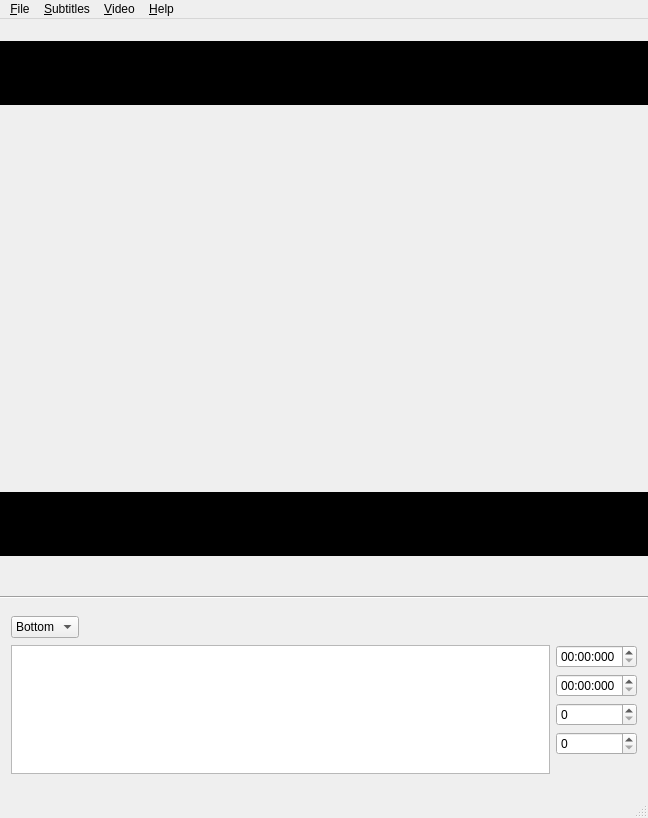
First picture: the form in SubtitlesEditor.ui, repository cybersphinx/wz-subtitle-editor, before the edit.
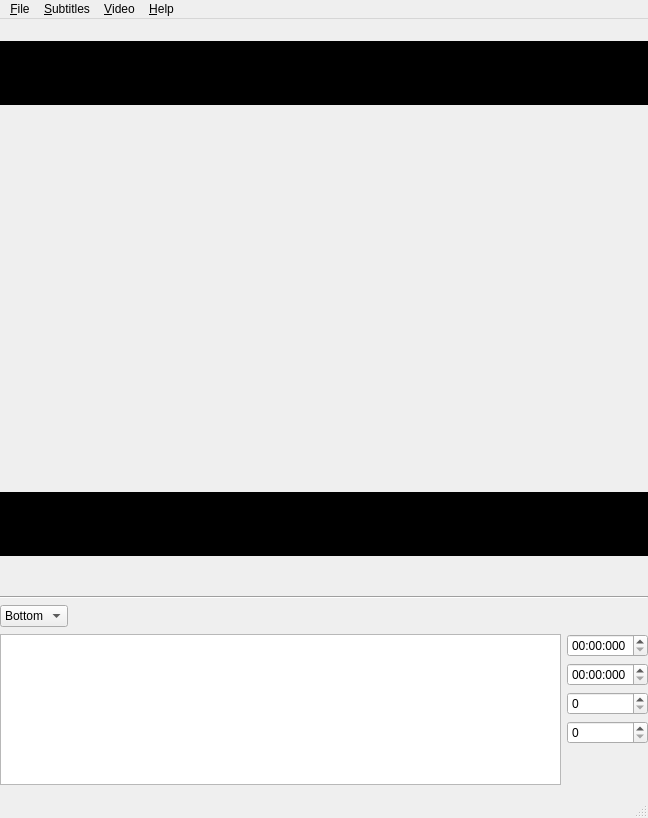
Second picture: the form after the edit. Custom widgets are drawn as their Qt base class.

Commit message: One margin less

Patch:
```diff
--- a/SubtitlesEditor.ui
+++ b/SubtitlesEditor.ui
@@ -382,6 +382,9 @@
        </size>
       </property>
       <layout class="QVBoxLayout" name="verticalLayout">
+       <property name="margin">
+        <number>0</number>
+       </property>
        <item>
         <layout class="QHBoxLayout" name="topEditorLayout">
          <item>
```
